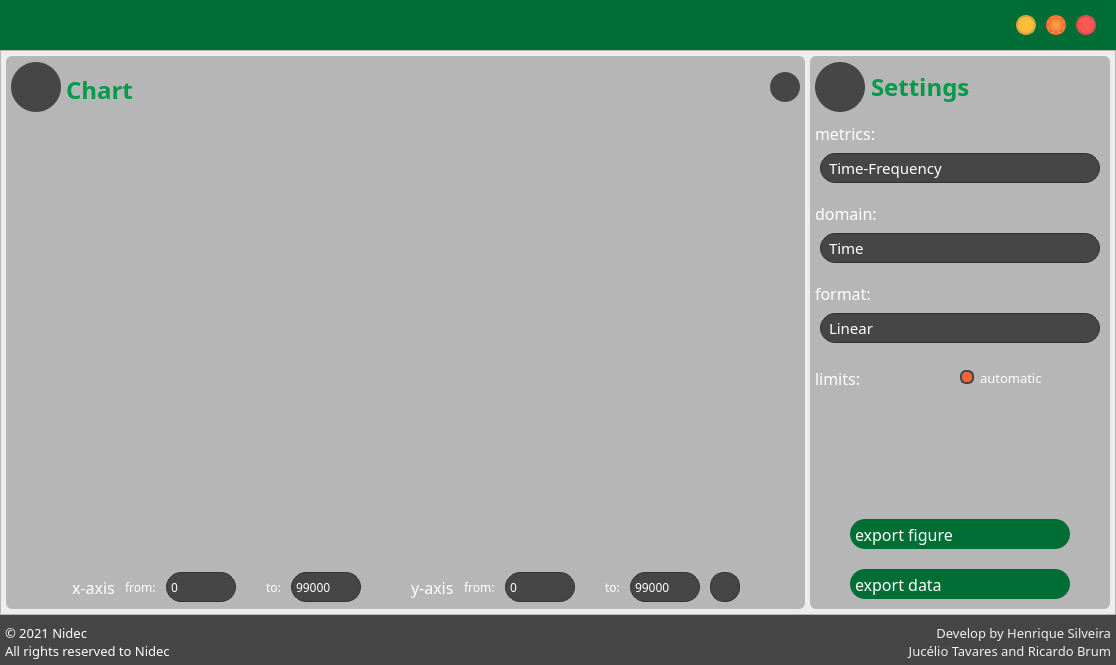
Above: Forms/graph.ui from henriquealende/PsychoBox before the change. Below: the same form after it.
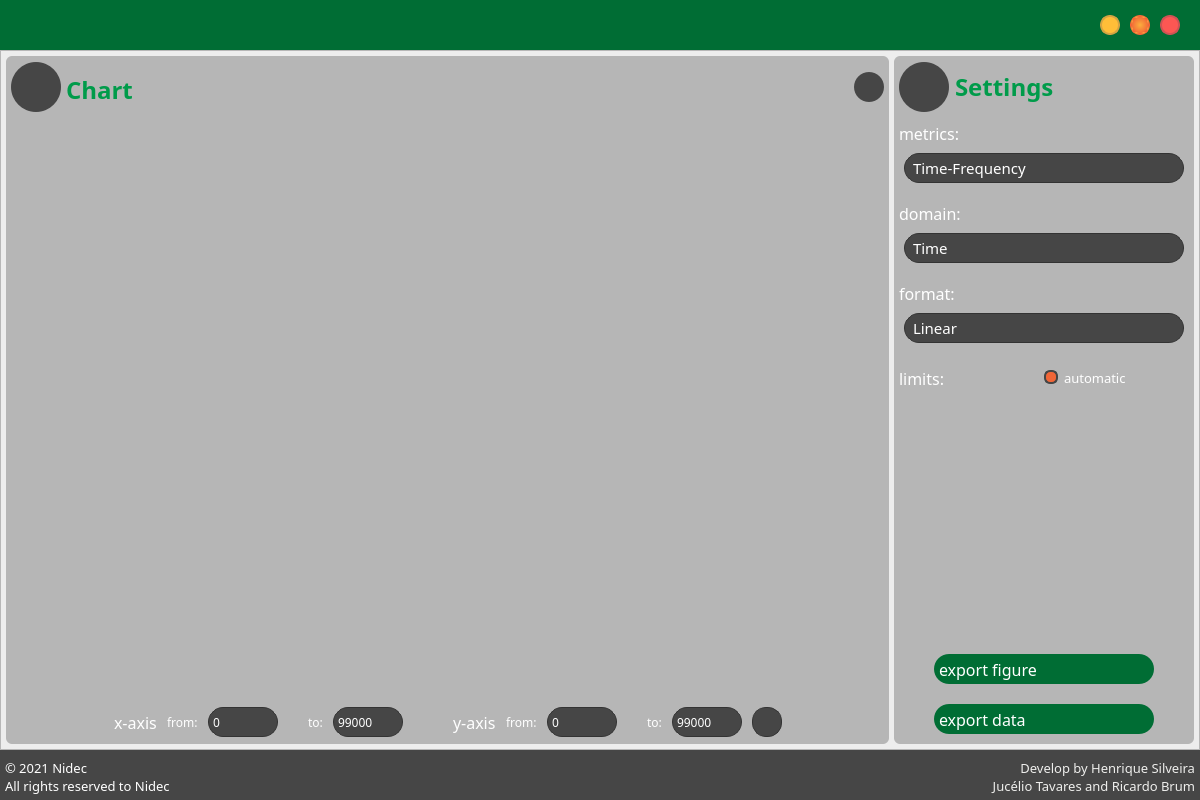
That is the form after the change. Icons and pictures are not drawn.

Patch:
```diff
--- a/Forms/graph.ui
+++ b/Forms/graph.ui
@@ -6,8 +6,8 @@
    <rect>
     <x>0</x>
     <y>0</y>
-    <width>1116</width>
-    <height>665</height>
+    <width>1200</width>
+    <height>800</height>
    </rect>
   </property>
   <property name="minimumSize">
@@ -1220,7 +1220,7 @@
              <widget class="QComboBox" name="mainBox">
               <property name="minimumSize">
                <size>
-                <width>243</width>
+                <width>203</width>
                 <height>30</height>
                </size>
               </property>
@@ -1323,7 +1323,7 @@
               </property>
               <property name="minimumSize">
                <size>
-                <width>243</width>
+                <width>203</width>
                 <height>30</height>
                </size>
               </property>
@@ -1429,7 +1429,7 @@
               </property>
               <property name="minimumSize">
                <size>
-                <width>243</width>
+                <width>203</width>
                 <height>30</height>
                </size>
               </property>
```
Left out of the diff: 10 changed lines with no effect on the pictures.
